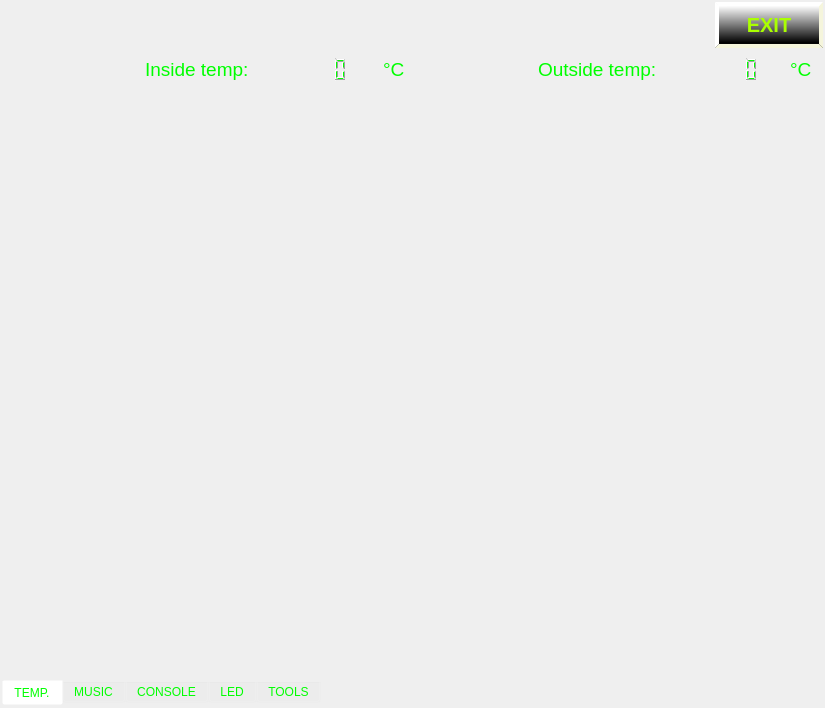
This is iDom_Client/idom_client.ui in cyniu88/QT_kurs as Qt 5 draws it before an edit. The edited form follows.
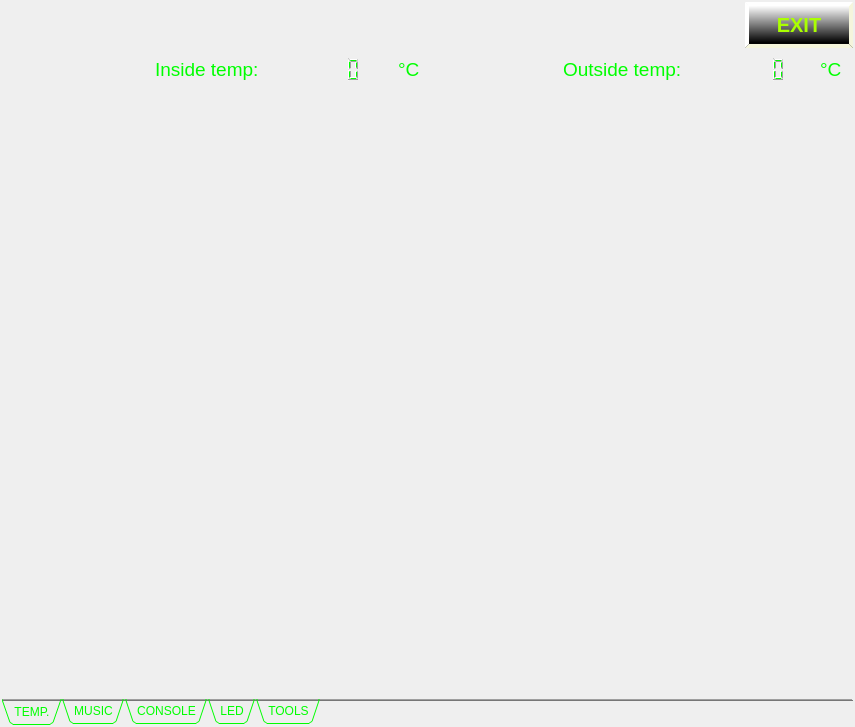
This is the edited form. The open tabs and pages were chosen to show the change. Icons and pictures are not drawn.

Commit message: nowa wersja plus graficzne poprawki

```diff
--- a/iDom_Client/idom_client.ui
+++ b/iDom_Client/idom_client.ui
@@ -6,8 +6,8 @@
    <rect>
     <x>0</x>
     <y>0</y>
-    <width>825</width>
-    <height>708</height>
+    <width>855</width>
+    <height>727</height>
    </rect>
   </property>
   <property name="minimumSize">
@@ -248,7 +248,7 @@
        </size>
       </property>
       <property name="autoFillBackground">
-       <bool>false</bool>
+       <bool>true</bool>
       </property>
       <property name="styleSheet">
        <string notr="true">background-color: rgba(255, 255, 255, 0);
@@ -260,15 +260,21 @@
       <property name="tabPosition">
        <enum>QTabWidget::South</enum>
       </property>
+      <property name="tabShape">
+       <enum>QTabWidget::Triangular</enum>
+      </property>
       <property name="currentIndex">
        <number>4</number>
       </property>
       <property name="iconSize">
        <size>
         <width>50</width>
-        <height>50</height>
+        <height>80</height>
        </size>
       </property>
+      <property name="elideMode">
+       <enum>Qt::ElideMiddle</enum>
+      </property>
       <property name="documentMode">
        <bool>true</bool>
       </property>
@@ -301,8 +307,8 @@
               <rect>
                <x>0</x>
                <y>0</y>
-               <width>777</width>
-               <height>557</height>
+               <width>807</width>
+               <height>582</height>
               </rect>
              </property>
              <layout class="QVBoxLayout" name="verticalLayout_6">
```
Left out of the diff: 7 changed lines with no effect on the pictures. The commit also changes 1 other file.
